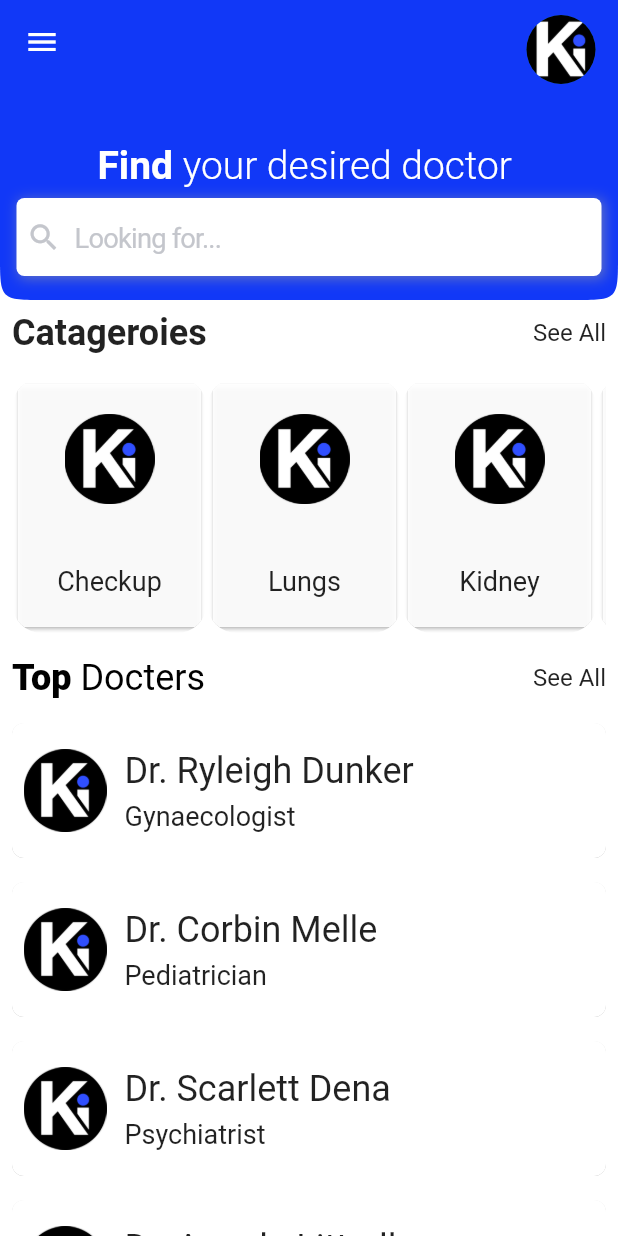
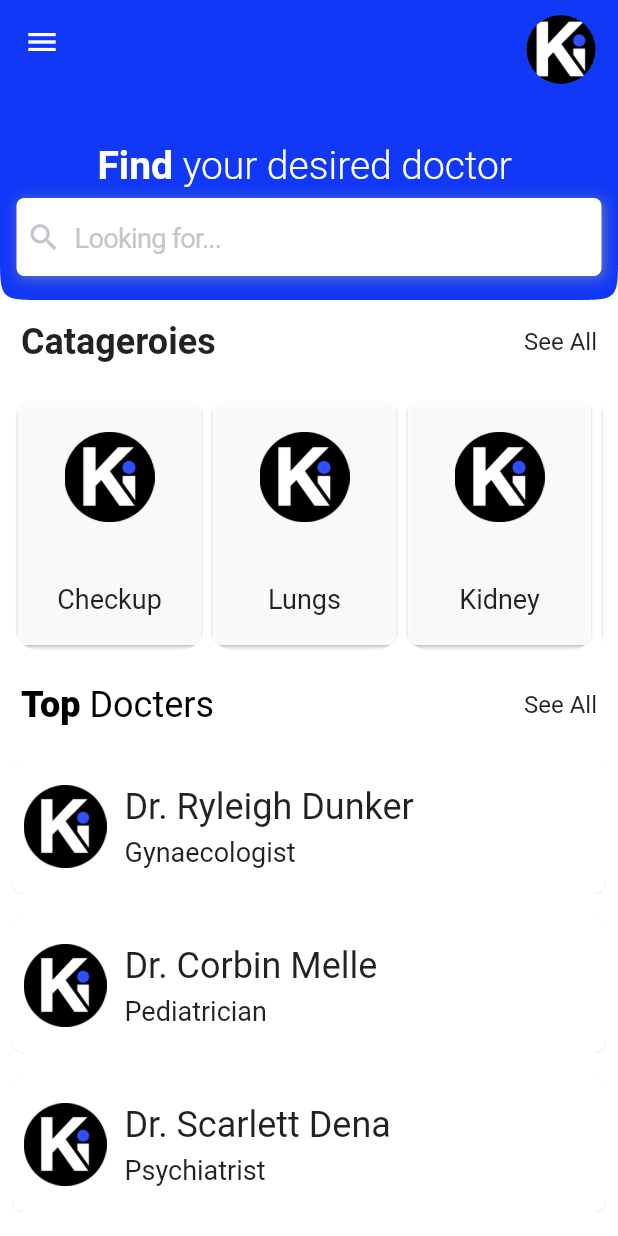
Before and after one commit to kodeinnovate/kode_rx, a Flutter app: the screen it shows after launch, on a phone screen of 412 x 824 dp. Run offline on Flutter 3.47's test engine with Material 2 defaults, Android fonts, the phone set to English and light mode, and no system bars; Roboto replaces fonts that are missing (Brutal).

Commit message:
modified:   lib/patient_home.dart

```diff
--- a/lib/patient_home.dart
+++ b/lib/patient_home.dart
@@ -165,7 +165,7 @@ class PatientHome extends StatelessWidget {
             ),
             const SliverToBoxAdapter(
               child: Padding(
-                padding: EdgeInsets.all(8.0),
+                padding: EdgeInsets.symmetric(vertical: 14.0, horizontal: 14.0),
                 child: Row(
                   mainAxisAlignment: MainAxisAlignment.spaceBetween,
                   //mainAxisSize: MainAxisSize.max,
@@ -207,7 +207,7 @@ class PatientHome extends StatelessWidget {
 
             SliverToBoxAdapter(
               child: Padding(
-                padding: const EdgeInsets.all(8.0),
+                padding: const EdgeInsets.symmetric(vertical: 14.0, horizontal: 14.0),
                 child: Row(
                   mainAxisAlignment: MainAxisAlignment.spaceBetween,
                   //mainAxisSize: MainAxisSize.max,
```
